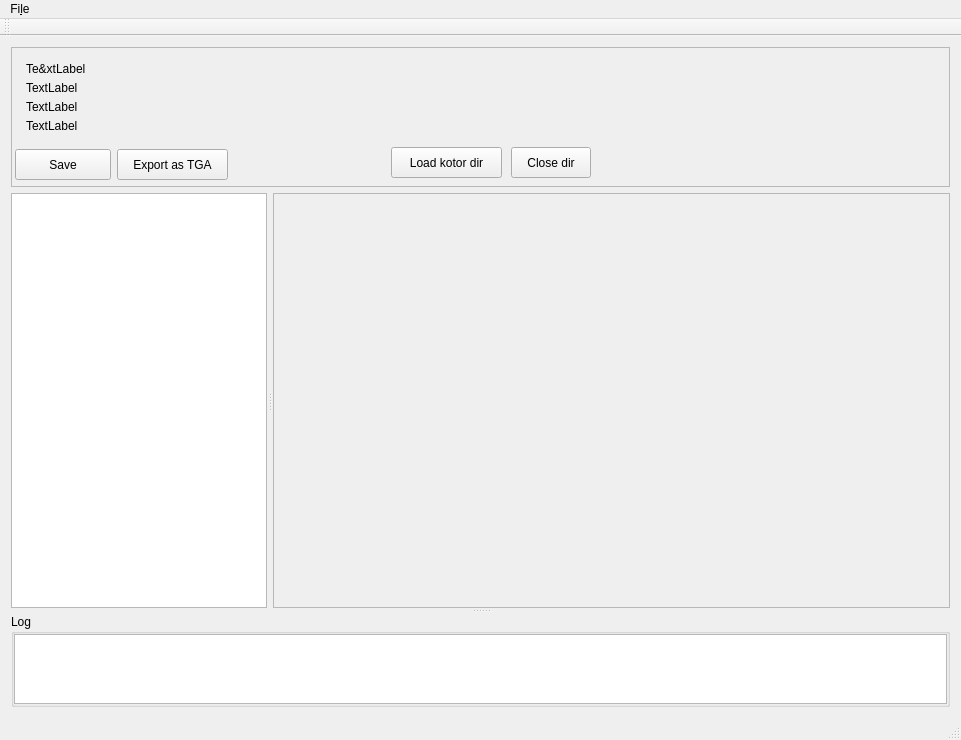
First picture: the form in ui/mainwindow.ui, repository xoreos/phaethon, before the edit.
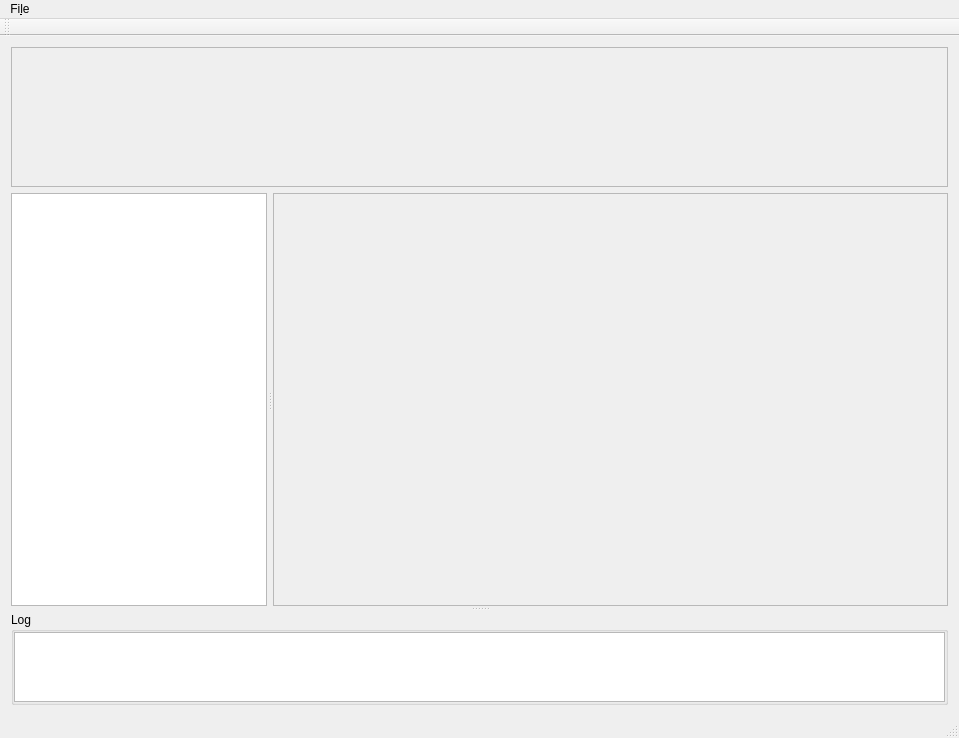
Second picture: the form after the edit.

Commit message: GUI: Move resource info panel into its own class/form

The edit to the form file:
```diff
--- a/ui/mainwindow.ui
+++ b/ui/mainwindow.ui
@@ -9,8 +9,8 @@
    <rect>
     <x>0</x>
     <y>0</y>
-    <width>961</width>
-    <height>740</height>
+    <width>959</width>
+    <height>738</height>
    </rect>
   </property>
   <property name="sizePolicy">
@@ -182,192 +182,23 @@
       <property name="frameShape">
        <enum>QFrame::StyledPanel</enum>
       </property>
-      <widget class="QWidget" name="">
-       <property name="geometry">
-        <rect>
-         <x>4</x>
-         <y>4</y>
-         <width>941</width>
-         <height>92</height>
-        </rect>
+      <layout class="QHBoxLayout" name="horizontalLayout_3">
+       <property name="leftMargin">
+        <number>0</number>
        </property>
-       <layout class="QVBoxLayout" name="verticalLayout">
-        <item>
-         <widget class="QLabel" name="resLabelName">
-          <property name="font">
-           <font>
-            <pointsize>9</pointsize>
-            <weight>50</weight>
-            <bold>false</bold>
-           </font>
-          </property>
-          <property name="cursor">
-           <cursorShape>IBeamCursor</cursorShape>
-          </property>
-          <property name="frameShadow">
-           <enum>QFrame::Raised</enum>
-          </property>
-          <property name="text">
-           <string>Te&amp;xtLabel</string>
-          </property>
-          <property name="alignment">
-           <set>Qt::AlignLeading|Qt::AlignLeft|Qt::AlignTop</set>
-          </property>
-          <property name="textInteractionFlags">
-           <set>Qt::LinksAccessibleByMouse|Qt::TextSelectableByMouse</set>
-          </property>
-         </widget>
-        </item>
-        <item>
-         <widget class="QLabel" name="resLabelSize">
-          <property name="font">
-           <font>
-            <pointsize>9</pointsize>
-            <weight>50</weight>
-            <bold>false</bold>
-           </font>
-          </property>
-          <property name="cursor">
-           <cursorShape>IBeamCursor</cursorShape>
-          </property>
-          <property name="frameShadow">
-           <enum>QFrame::Raised</enum>
-          </property>
-          <property name="text">
-           <string>TextLabel</string>
-          </property>
-          <property name="alignment">
-           <set>Qt::AlignLeading|Qt::AlignLeft|Qt::AlignTop</set>
-          </property>
-          <property name="textInteractionFlags">
-           <set>Qt::LinksAccessibleByMouse|Qt::TextSelectableByMouse</set>
-          </property>
-         </widget>
-        </item>
-        <item>
-         <widget class="QLabel" name="resLabelFileType">
-          <property name="font">
-           <font>
-            <pointsize>9</pointsize>
-            <weight>50</weight>
-            <bold>false</bold>
-           </font>
-          </property>
-          <property name="cursor">
-           <cursorShape>IBeamCursor</cursorShape>
-          </property>
-          <property name="frameShadow">
-           <enum>QFrame::Raised</enum>
-          </property>
-          <property name="text">
-           <string>TextLabel</string>
-          </property>
-          <property name="alignment">
-           <set>Qt::AlignLeading|Qt::AlignLeft|Qt::AlignTop</set>
-          </property>
-          <property name="textInteractionFlags">
-           <set>Qt::LinksAccessibleByMouse|Qt::TextSelectableByMouse</set>
-          </property>
-         </widget>
-        </item>
-        <item>
-         <widget class="QLabel" name="resLabelResType">
-          <property name="font">
-           <font>
-            <pointsize>9</pointsize>
-            <weight>50</weight>
-            <bold>false</bold>
-           </font>
-          </property>
-          <property name="cursor">
-           <cursorShape>IBeamCursor</cursorShape>
-          </property>
-          <property name="frameShadow">
-           <enum>QFrame::Raised</enum>
-          </property>
-          <property name="text">
-           <string>TextLabel</string>
-          </property>
-          <property name="alignment">
-           <set>Qt::AlignLeading|Qt::AlignLeft|Qt::AlignTop</set>
-          </property>
-          <property name="textInteractionFlags">
-           <set>Qt::LinksAccessibleByMouse|Qt::TextSelectableByMouse</set>
-          </property>
-         </widget>
-        </item>
-       </layout>
-      </widget>
-      <widget class="QPushButton" name="bLoadKotorDir">
-       <property name="geometry">
-        <rect>
-         <x>380</x>
-         <y>100</y>
-         <width>111</width>
-         <height>31</height>
-        </rect>
+       <property name="topMargin">
+        <number>0</number>
        </property>
-       <property name="sizePolicy">
-        <sizepolicy hsizetype="Maximum" vsizetype="Fixed">
-         <horstretch>0</horstretch>
-         <verstretch>0</verstretch>
-        </sizepolicy>
+       <property name="rightMargin">
+        <number>0</number>
        </property>
-       <property name="text">
-        <string>Load kotor dir</string>
+       <property name="bottomMargin">
+        <number>0</number>
        </property>
-      </widget>
-      <widget class="QPushButton" name="bSave">
-       <property name="geometry">
-        <rect>
-         <x>4</x>
-         <y>102</y>
-         <width>96</width>
-         <height>31</height>
-        </rect>
-       </property>
-       <property name="sizePolicy">
-        <sizepolicy hsizetype="Maximum" vsizetype="Fixed">
-         <horstretch>0</horstretch>
-         <verstretch>0</verstretch>
-        </sizepolicy>
-       </property>
-       <property name="text">
-        <string>Save</string>
-       </property>
-      </widget>
-      <widget class="QPushButton" name="bCloseDir">
-       <property name="geometry">
-        <rect>
-         <x>500</x>
-         <y>100</y>
-         <width>80</width>
-         <height>31</height>
-        </rect>
-       </property>
-       <property name="sizePolicy">
-        <sizepolicy hsizetype="Maximum" vsizetype="Fixed">
-         <horstretch>0</horstretch>
-         <verstretch>0</verstretch>
-        </sizepolicy>
-       </property>
-       <property name="text">
-        <string>Close dir</string>
-       </property>
-      </widget>
-      <widget class="QPushButton" name="bExportTGA">
-       <property name="geometry">
-        <rect>
-         <x>106</x>
-         <y>102</y>
-         <width>111</width>
-         <height>31</height>
-        </rect>
-       </property>
-       <property name="text">
-        <string>Export as TGA</string>
-       </property>
-      </widget>
+       <item>
+        <layout class="QHBoxLayout" name="resBox"/>
+       </item>
+      </layout>
      </widget>
     </item>
    </layout>
@@ -387,7 +218,7 @@
     <rect>
      <x>0</x>
      <y>0</y>
-     <width>961</width>
+     <width>959</width>
      <height>27</height>
     </rect>
    </property>
```
Left out of the diff: 12 changed lines with no effect on the pictures. The commit also changes 22 other files.
